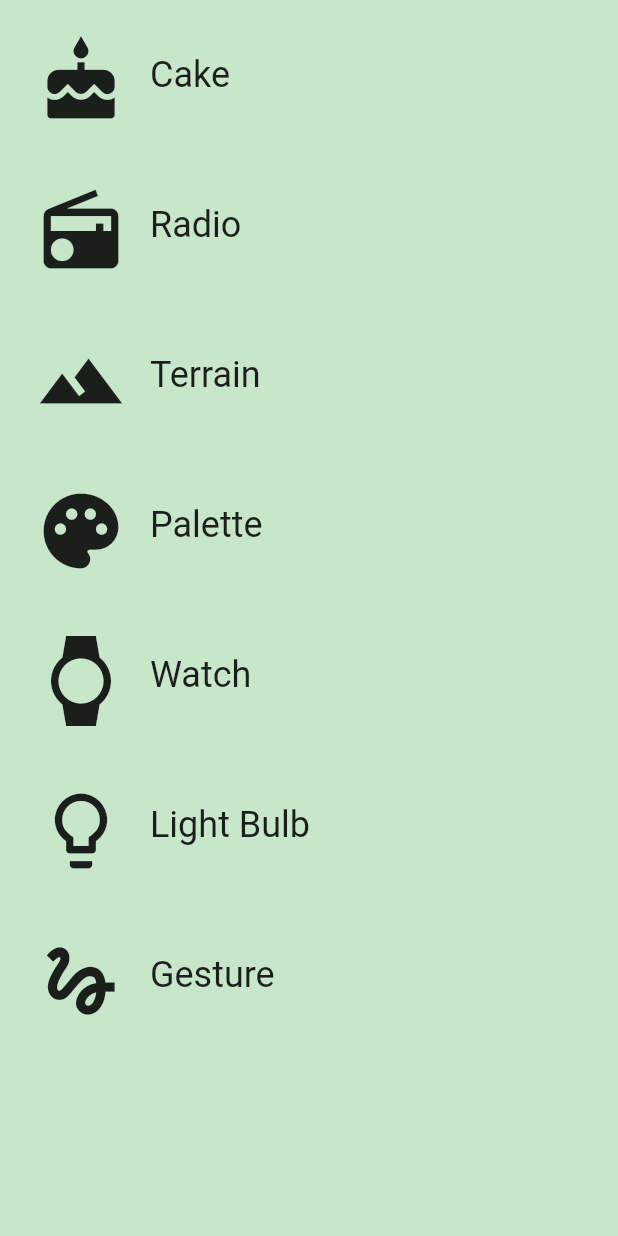
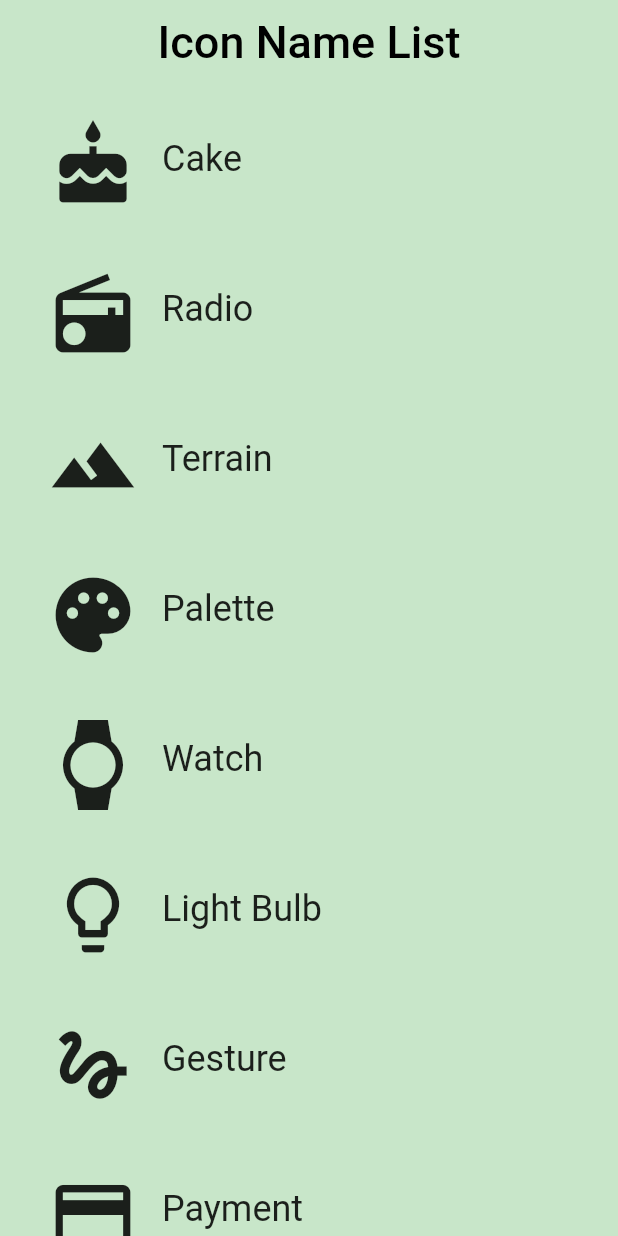
Before and after one commit to Anuraag93/flutter, a Flutter app: the screen it shows after launch, on a phone screen of 412 x 824 dp. Run offline on Flutter 3.47's test engine with Material 2 defaults, Android fonts, the phone set to English and light mode, and no system bars.

Commit message:
Refactor the code and implementing routes.

```diff
--- a/flutter_demo/lib/category.dart
+++ b/flutter_demo/lib/category.dart
@@ -1,19 +1,19 @@
 import 'package:flutter/material.dart';
 
-class CategorySampleWidget extends StatelessWidget {
+class Category extends StatelessWidget {
   final IconData icon;
   final Color color;
   final String text;
   final _widgetHeight = 100.0;
   final _borderRadius = BorderRadius.circular(100/2);
 
-  CategorySampleWidget({@required this.icon, this.color, @required this.text});
+  Category({@required this.icon, this.color, @required this.text});
 
   @override
   Widget build(BuildContext context) {
     // TODO: implement build
     return Material(
-      color: Theme.of(context).scaffoldBackgroundColor,
+      color: Colors.transparent, //Theme.of(context).scaffoldBackgroundColor,
       child: InkWell(
         borderRadius: _borderRadius,
         highlightColor: color,
@@ -29,6 +29,7 @@ class CategorySampleWidget extends StatelessWidget {
           height: _widgetHeight,
           padding: EdgeInsets.all(8.0),
           child: Row(
+            crossAxisAlignment: CrossAxisAlignment.stretch,
             children: <Widget>[
               Padding(
                   padding: EdgeInsets.all(16.0),
--- /dev/null
+++ b/flutter_demo/lib/categoryRoute.dart
@@ -0,0 +1,83 @@
+import 'package:flutter/material.dart';
+import 'category.dart';
+
+final _backgroundColor = Colors.green[100];
+
+class CategoryRoute extends StatelessWidget {
+  static const _categoryNames = <String>[
+    'Cake',
+    'Radio',
+    'Terrain',
+    'Palette',
+    'Watch',
+    'Light Bulb',
+    'Gesture',
+    'Payment',
+  ];
+
+  static const _baseColors = <Color>[
+    Colors.teal,
+    Colors.orange,
+    Colors.pinkAccent,
+    Colors.blueAccent,
+    Colors.yellow,
+    Colors.greenAccent,
+    Colors.purpleAccent,
+    Colors.red,
+  ];
+
+  static const _categoryIcons = <IconData>[
+    Icons.cake,
+    Icons.radio,
+    Icons.terrain,
+    Icons.palette,
+    Icons.watch,
+    Icons.lightbulb_outline,
+    Icons.gesture,
+    Icons.payment,
+  ];
+
+  Widget _buildCategoryBuilder(List<Category> categories) {
+    return ListView.builder(
+      itemBuilder: (BuildContext context, int index) => categories[index],
+      itemCount: categories.length,
+    );
+  }
+
+  @override
+  Widget build(BuildContext context) {
+    final categories = <Category>[];
+
+    for (var i = 0; i < _categoryNames.length; i++) {
+      categories.add(Category(
+        icon: _categoryIcons[i],
+        text: _categoryNames[i],
+        color: _baseColors[i],
+      ));
+    }
+
+    final appBar = AppBar(
+      backgroundColor: _backgroundColor,
+      elevation: 0.0,
+      centerTitle: true,
+      title: Text(
+        'Icon Name List',
+        style: TextStyle(
+          fontSize: 30.0,
+          color: Colors.black,
+        ),
+      ),
+    );
+
+    final listView = Container(
+      color: _backgroundColor,
+      padding: EdgeInsets.symmetric(horizontal: 8.0),
+      child: _buildCategoryBuilder(categories),
+    );
+
+    return Scaffold(
+      appBar: appBar,
+      body: listView,
+    );
+  }
+}
--- a/flutter_demo/lib/main.dart
+++ b/flutter_demo/lib/main.dart
@@ -1,61 +1,23 @@
 import 'package:flutter/material.dart';
-import 'category.dart';
+
+import 'categoryRoute.dart';
 
 void main() {
-  runApp(MyApp());
+  runApp(UnitConversionApp());
 }
 
-class MyApp extends StatelessWidget {
+class UnitConversionApp extends StatelessWidget{
   @override
   Widget build(BuildContext context) {
     // TODO: implement build
     return MaterialApp(
-      title: 'Build Category',
+      title: 'Icon Name List',
       theme: ThemeData(
           scaffoldBackgroundColor: Colors.green[100],
           highlightColor: Colors.amber,
           splashColor: Colors.amber,
           selectedRowColor: Colors.brown[400]),
-      home: Scaffold(
-        body: Center(
-          child: ListView(
-            children: <Widget>[
-              CategorySampleWidget(
-                  icon: categories[0].icon, color: categories[0].color, text: categories[0].text),
-              CategorySampleWidget(
-                  icon: categories[1].icon, color: categories[1].color, text: categories[1].text),
-              CategorySampleWidget(
-                  icon: categories[2].icon, color: categories[2].color, text: categories[2].text),
-              CategorySampleWidget(
-                  icon: categories[3].icon, color: categories[3].color, text: categories[3].text),
-              CategorySampleWidget(
-                  icon: categories[4].icon, text: categories[4].text),
-              CategorySampleWidget(
-                  icon: categories[5].icon, color: categories[5].color, text: categories[5].text),
-              CategorySampleWidget(
-                icon: categories[6].icon, text: categories[6].text,color: categories[6].color,)
-            ],
-          ),
-        ),
-      ),
+      home: CategoryRoute(),
     );
   }
 }
-
-class Category {
-  final IconData icon;
-  final Color color;
-  final String text;
-
-  const Category(this.icon, this.color, this.text);
-}
-
-const List<Category> categories = const <Category>[
-  Category(Icons.cake, Colors.green, 'Cake'),
-  Category(Icons.radio, Colors.blue, 'Radio'),
-  Category(Icons.terrain, Colors.pink, 'Terrain'),
-  Category(Icons.palette, Colors.red, 'Palette'),
-  Category(Icons.watch, Colors.white, 'Watch'),
-  Category(Icons.lightbulb_outline, Colors.purple, 'Light Bulb'),
-  Category(Icons.gesture, Colors.tealAccent, 'Gesture'),
-];
```
Also changed, not shown: 1 other file.
